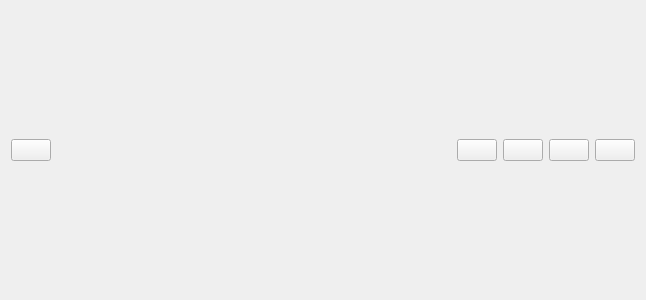
Old version of the form baseWidget/ChatWidget/ChatTitle.ui in the repository MudRocksHammer/QICQ.
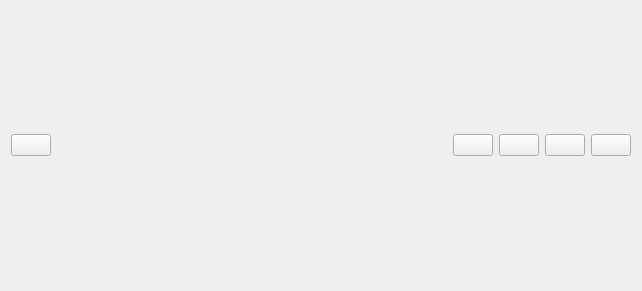
New version of the form.

Diff of the .ui file:
```diff
--- a/baseWidget/ChatWidget/ChatTitle.ui
+++ b/baseWidget/ChatWidget/ChatTitle.ui
@@ -6,8 +6,8 @@
    <rect>
     <x>0</x>
     <y>0</y>
-    <width>646</width>
-    <height>300</height>
+    <width>642</width>
+    <height>291</height>
    </rect>
   </property>
   <property name="windowTitle">
```
